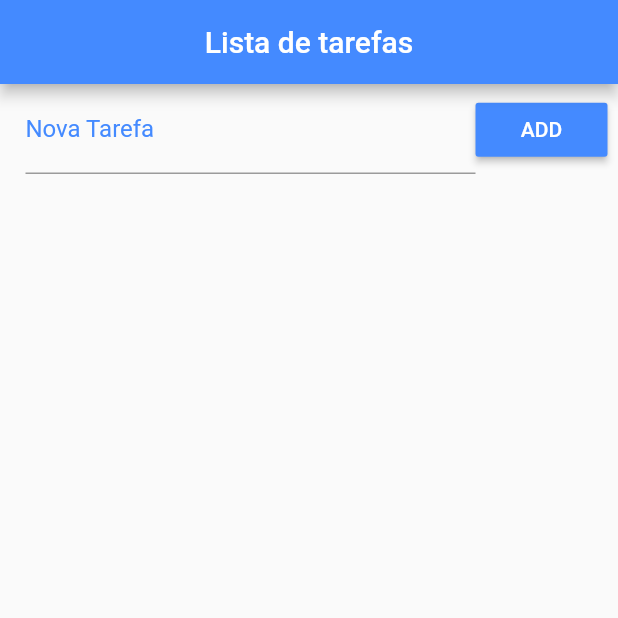
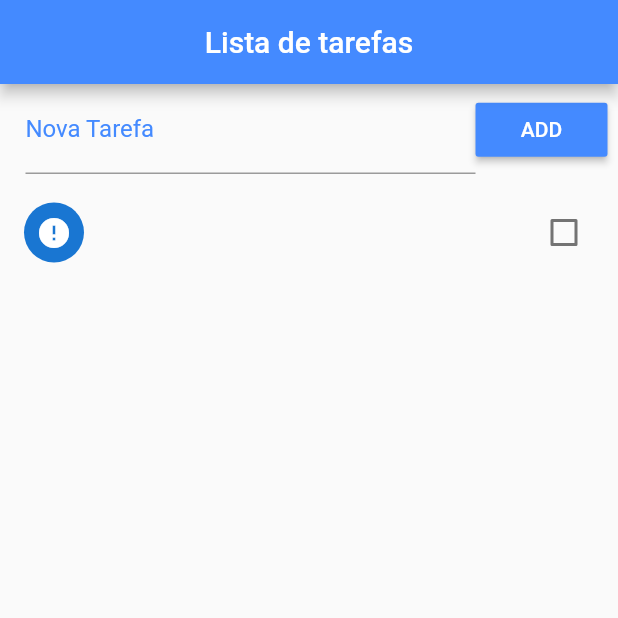
Before and after one commit to allanlucio/task_list_flutter, a Flutter app: the screen it shows after launch, after a tap on "ADD", on a phone screen of 412 x 824 dp, the top half of it. Run offline on Flutter 3.47's test engine with Material 2 defaults, Android fonts, the phone set to English and light mode, and no system bars.

Commit message:
Add task and observer event changes

```diff
--- a/lib/main.dart
+++ b/lib/main.dart
@@ -17,6 +17,74 @@ class Home extends StatefulWidget {
 
 class _HomeState extends State<Home> {
   List _toDoList = [];
+  final _toDoController = TextEditingController();
+  void _addToDo(){
+    Map<String, dynamic> newToDo = Map();
+    newToDo["title"] = _toDoController.text;
+    _toDoController.text = "";
+    newToDo["ok"]=false;
+    setState(() {
+      _toDoList.add(newToDo);
+    });
+
+
+  }
+
+  @override
+  Widget build(BuildContext context) {
+    return Scaffold(
+      appBar: AppBar(
+        title: Text('Lista de tarefas'),
+        backgroundColor: Colors.blueAccent,
+        centerTitle: true,
+      ),
+      body: Column(
+        children: <Widget>[
+          Container(
+            padding: EdgeInsets.fromLTRB(17.0, 1.0, 7.0, 1.0),
+            child: Row(
+              children: <Widget>[
+                Expanded(
+                  child: TextField(
+                    controller: _toDoController,
+                    decoration: InputDecoration(
+                        labelText: "Nova Tarefa",
+                        labelStyle: TextStyle(color: Colors.blueAccent)),
+                  ),
+                ),
+                RaisedButton(
+                  color: Colors.blueAccent,
+                  child: Text("ADD"),
+                  textColor: Colors.white,
+                  onPressed: _addToDo,
+                )
+              ],
+            ),
+          ),
+          Expanded(
+            child: ListView.builder(
+                padding: EdgeInsets.only(top: 10.0),
+                itemCount: _toDoList.length,
+                itemBuilder: (context, index) {
+                  Map<String, dynamic> element = _toDoList[index];
+                  return CheckboxListTile(
+                    title: Text(element["title"]),
+                    value: element["ok"],
+                    onChanged: (checked){
+                      setState(() {
+                        element["ok"]=checked;
+                      });
+                    },
+                    secondary: CircleAvatar(
+                      child: Icon(element["ok"] ? Icons.check : Icons.error),
+                    ),
+                  );
+                }),
+          )
+        ],
+      ),
+    );
+  }
   Future<File> _getFile() async {
     final directory = await getApplicationDocumentsDirectory();
 
@@ -38,54 +106,4 @@ class _HomeState extends State<Home> {
       return null;
     }
   }
-
-  @override
-  Widget build(BuildContext context) {
-    return Scaffold(
-      appBar: AppBar(
-        title: Text('Lista de tarefas'),
-        backgroundColor: Colors.blueAccent,
-        centerTitle: true,
-      ),
-      body: Column(
-        children: <Widget>[
-          Container(
-            padding: EdgeInsets.fromLTRB(17.0, 1.0, 7.0, 1.0),
-            child: Row(
-              children: <Widget>[
-                Expanded(
-                  child: TextField(
-                    decoration: InputDecoration(
-                        labelText: "Nova Tarefa",
-                        labelStyle: TextStyle(color: Colors.blueAccent)),
-                  ),
-                ),
-                RaisedButton(
-                  color: Colors.blueAccent,
-                  child: Text("ADD"),
-                  textColor: Colors.white,
-                  onPressed: () {},
-                )
-              ],
-            ),
-          ),
-          Expanded(
-            child: ListView.builder(
-                padding: EdgeInsets.only(top: 10.0),
-                itemCount: _toDoList.length,
-                itemBuilder: (context, index) {
-                  Map element = _toDoList[index];
-                  return CheckboxListTile(
-                    title: Text(element["title"]),
-                    value: element["ok"],
-                    secondary: CircleAvatar(
-                      child: Icon(element["ok"] ? Icons.check : Icons.error),
-                    ),
-                  );
-                }),
-          )
-        ],
-      ),
-    );
-  }
 }
```
